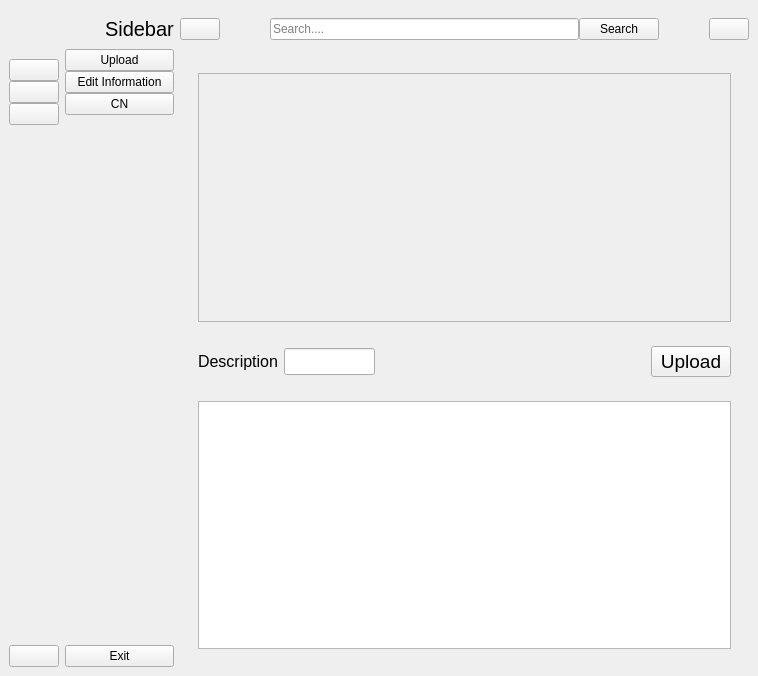
Before: the Qt Designer form base_ui.ui in KakashiJiyayou/test3_adding_UI_for_future_functional, drawn with Qt 5.
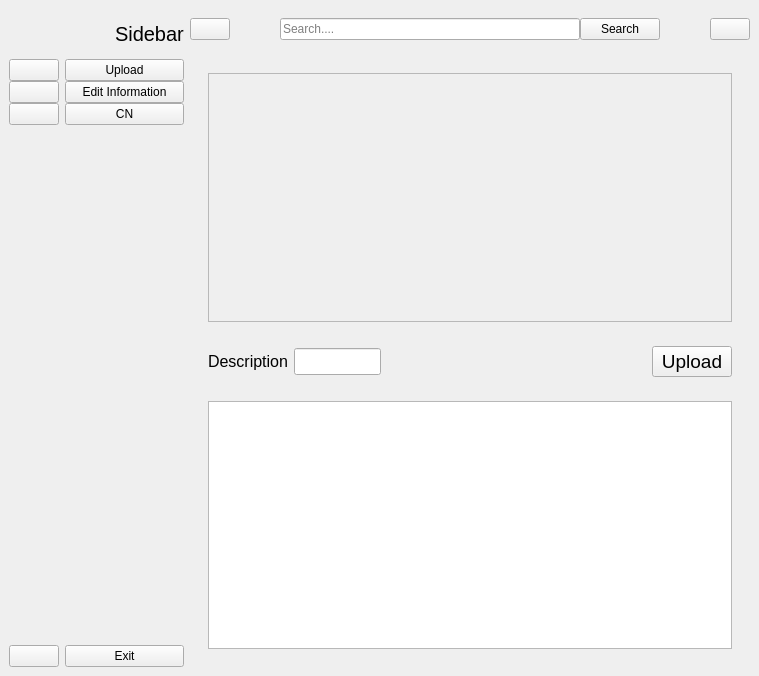
After: the same form once the commit is applied. The open tabs and pages were chosen to show the change. Icons and pictures are not drawn.

```diff
--- a/base_ui.ui
+++ b/base_ui.ui
@@ -209,8 +209,8 @@
           <widget class="QLabel" name="logo_label_2">
            <property name="minimumSize">
             <size>
-             <width>40</width>
-             <height>40</height>
+             <width>50</width>
+             <height>50</height>
             </size>
            </property>
            <property name="maximumSize">
@@ -542,8 +542,8 @@
                  <rect>
                   <x>0</x>
                   <y>0</y>
-                  <width>45</width>
-                  <height>16</height>
+                  <width>98</width>
+                  <height>28</height>
                  </rect>
                 </property>
                </widget>
```
Left out of the diff: 2 changed lines with no effect on the pictures.
